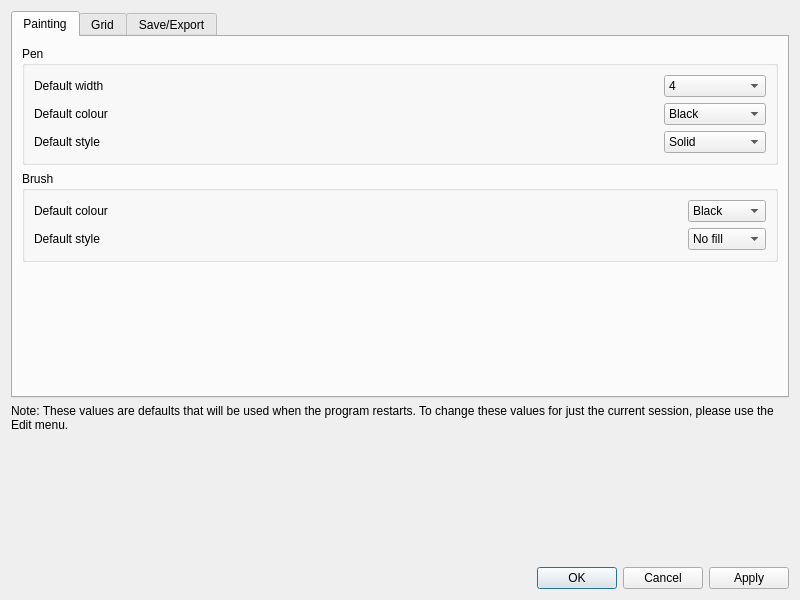
Qt form src/gui/ycircuit_optionsWindow.ui (mclaughlinconnor/ycircuit) before a commit.
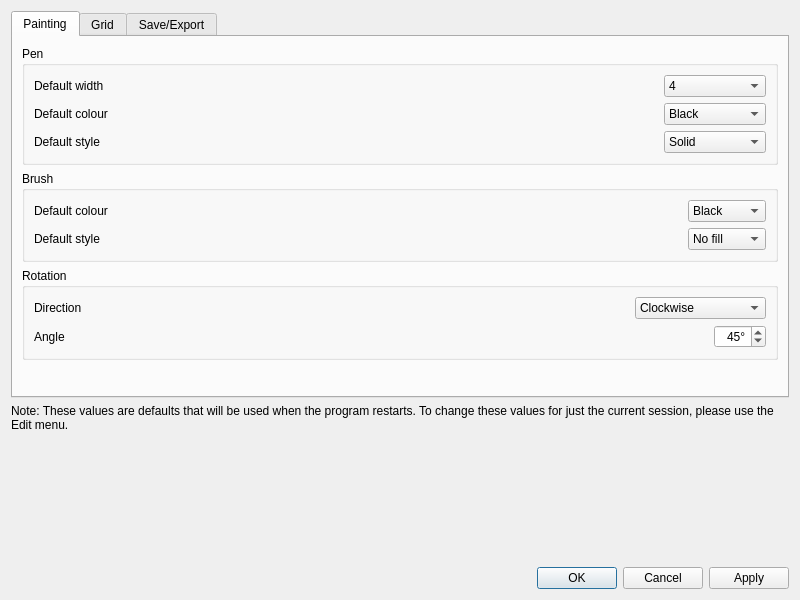
The same form after that commit.

Commit message: Added options for rotation angle and direction

```diff
--- a/src/gui/ycircuit_optionsWindow.ui
+++ b/src/gui/ycircuit_optionsWindow.ui
@@ -25,7 +25,7 @@
   <property name="windowTitle">
    <string>Options</string>
   </property>
-  <layout class="QVBoxLayout" name="verticalLayout_8">
+  <layout class="QVBoxLayout" name="verticalLayout_9">
    <item>
     <widget class="QTabWidget" name="tabWidget">
      <property name="currentIndex">
@@ -340,6 +340,99 @@
          <zorder></zorder>
         </widget>
        </item>
+       <item>
+        <widget class="QGroupBox" name="groupBox_8">
+         <property name="title">
+          <string>Rotation</string>
+         </property>
+         <layout class="QVBoxLayout" name="verticalLayout_8">
+          <item>
+           <layout class="QHBoxLayout" name="horizontalLayout_14">
+            <item>
+             <widget class="QLabel" name="label_22">
+              <property name="text">
+               <string>Direction</string>
+              </property>
+             </widget>
+            </item>
+            <item>
+             <spacer name="horizontalSpacer_22">
+              <property name="orientation">
+               <enum>Qt::Horizontal</enum>
+              </property>
+              <property name="sizeHint" stdset="0">
+               <size>
+                <width>40</width>
+                <height>20</height>
+               </size>
+              </property>
+             </spacer>
+            </item>
+            <item>
+             <widget class="QComboBox" name="comboBox_rotationDirection">
+              <item>
+               <property name="text">
+                <string>Clockwise</string>
+               </property>
+              </item>
+              <item>
+               <property name="text">
+                <string>Counter-clockwise</string>
+               </property>
+              </item>
+             </widget>
+            </item>
+           </layout>
+          </item>
+          <item>
+           <layout class="QHBoxLayout" name="horizontalLayout_15">
+            <item>
+             <widget class="QLabel" name="label_23">
+              <property name="text">
+               <string>Angle</string>
+              </property>
+             </widget>
+            </item>
+            <item>
+             <spacer name="horizontalSpacer_23">
+              <property name="orientation">
+               <enum>Qt::Horizontal</enum>
+              </property>
+              <property name="sizeHint" stdset="0">
+               <size>
+                <width>40</width>
+                <height>20</height>
+               </size>
+              </property>
+             </spacer>
+            </item>
+            <item>
+             <widget class="QSpinBox" name="spinBox_rotationAngle">
+              <property name="alignment">
+               <set>Qt::AlignRight|Qt::AlignTrailing|Qt::AlignVCenter</set>
+              </property>
+              <property name="suffix">
+               <string>°</string>
+              </property>
+              <property name="minimum">
+               <number>1</number>
+              </property>
+              <property name="maximum">
+               <number>180</number>
+              </property>
+              <property name="singleStep">
+               <number>15</number>
+              </property>
+              <property name="value">
+               <number>45</number>
+              </property>
+             </widget>
+            </item>
+           </layout>
+          </item>
+         </layout>
+        </widget>
+       </item>
        <item>
         <spacer name="verticalSpacer_3">
          <property name="orientation">
```
The commit also changes 3 other files.
